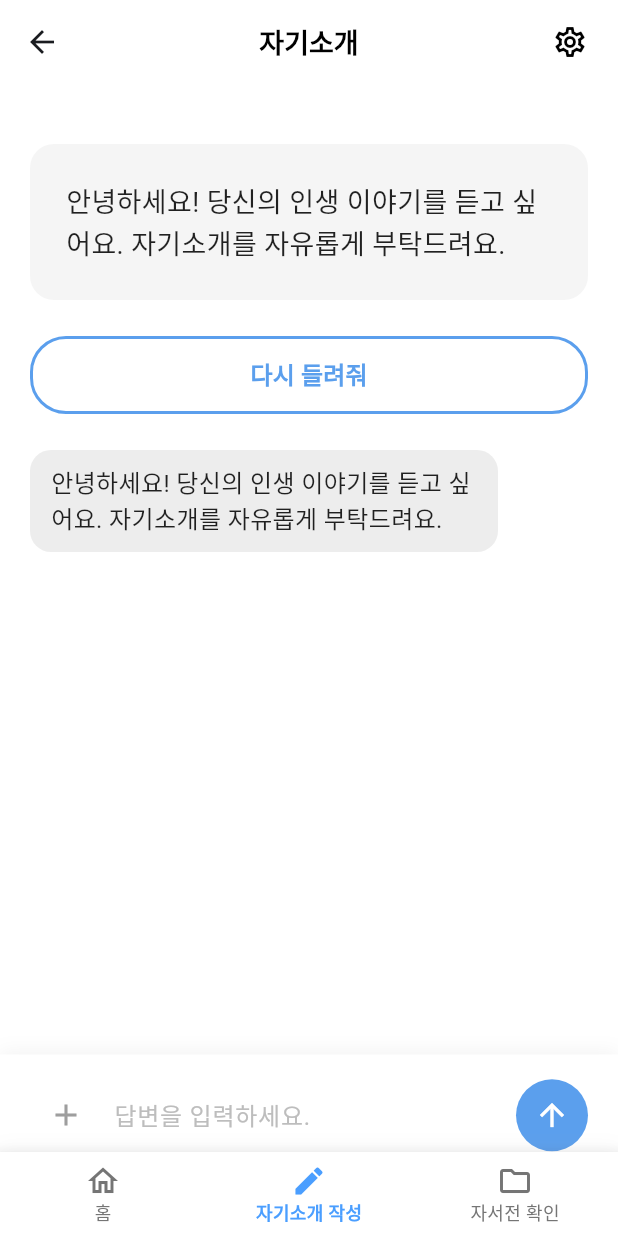
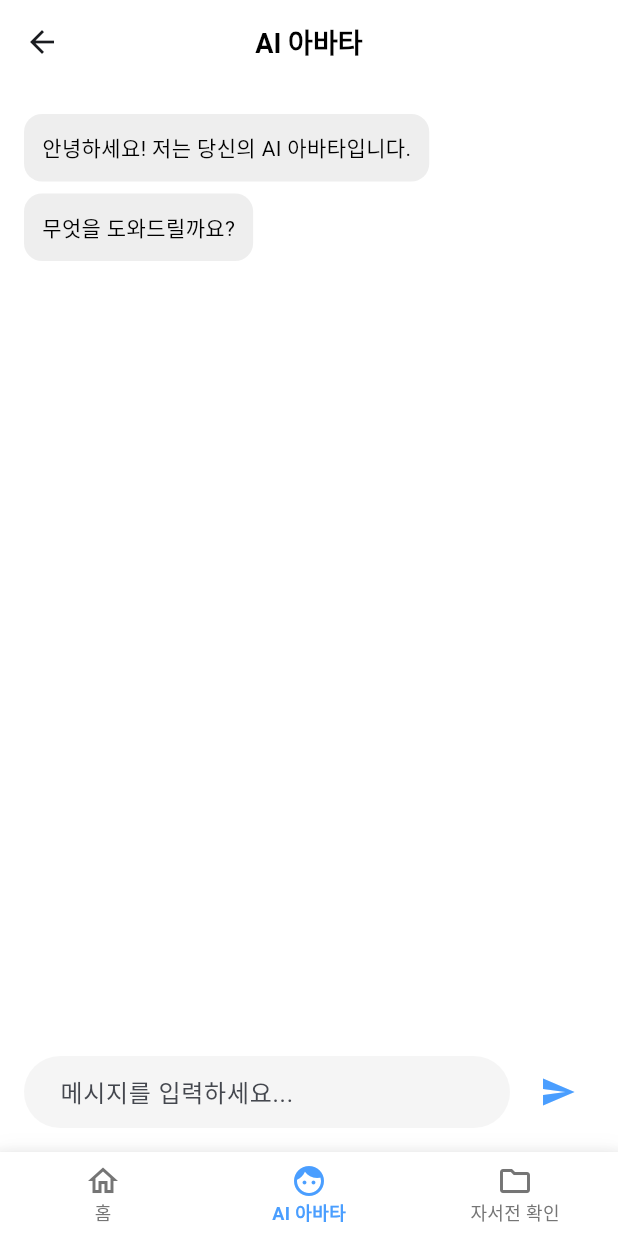
Before and after one commit to kwonbum026/ai-life-legacy-front, a Flutter app: the HomePage screen opened by its route, after a tap on "이어서 작성하러 가시겠습니까?", on a phone screen of 412 x 824 dp. Run offline on Flutter 3.47's test engine with Material 3 defaults, Android fonts, the phone set to English and light mode, and no system bars; our stand-ins replace dio, get, shared_preferences; accounts and stored records are empty; network calls fail.

Commit message:
2차 변경 Refactoring (2)
챕터 채팅 구현
- 자기소개 작성 이용하던거 수정

아바타 탭 추가
- 기존 '자기소개' 탭을 'AI 아바타' 탭으로 교체.
- 임의의 채팅 내역 넣음

종료 방지
- 뒤로가기 두 번 눌러야 앱이 종료되도록 설정.

```diff
--- /dev/null
+++ b/lib/features/avatar_chat/presentation/controllers/avatar_chat_controller.dart
@@ -0,0 +1,50 @@
+import 'package:flutter/material.dart';
+import 'package:get/get.dart';
+
+class AvatarChatController extends GetxController {
+  final TextEditingController textController = TextEditingController();
+  final RxList<String> messages = <String>[].obs;
+  final ScrollController scrollController = ScrollController();
+
+  @override
+  void onInit() {
+    super.onInit();
+    // 초기 더미 메시지
+    messages.add("안녕하세요! 저는 당신의 AI 아바타입니다.");
+    messages.add("무엇을 도와드릴까요?");
+  }
+
+  void sendMessage() {
+    final text = textController.text.trim();
+    if (text.isEmpty) return;
+
+    messages.add(text); // 사용자 메시지 (구분을 위해 별도 모델을 쓰기도 하지만 간단히 문자열로 처리하거나 "Me: " prefix 사용 가능)
+    textController.clear();
+    _scrollToBottom();
+
+    // 더미 응답
+    Future.delayed(const Duration(seconds: 1), () {
+      messages.add("죄송합니다. 아직 학습 중이라 대답할 수 없어요.");
+      _scrollToBottom();
+    });
+  }
+
+  void _scrollToBottom() {
+    WidgetsBinding.instance.addPostFrameCallback((_) {
+      if (scrollController.hasClients) {
+        scrollController.animateTo(
+          scrollController.position.maxScrollExtent,
+          duration: const Duration(milliseconds: 300),
+          curve: Curves.easeOut,
+        );
+      }
+    });
+  }
+
+  @override
+  void onClose() {
+    textController.dispose();
+    scrollController.dispose();
+    super.onClose();
+  }
+}
--- /dev/null
+++ b/lib/features/avatar_chat/presentation/pages/avatar_chat_page.dart
@@ -0,0 +1,90 @@
+import 'package:flutter/material.dart';
+import 'package:get/get.dart';
+import 'package:ai_life_legacy/features/avatar_chat/presentation/controllers/avatar_chat_controller.dart';
+
+class AvatarChatPage extends GetView<AvatarChatController> {
+  const AvatarChatPage({super.key});
+
+  @override
+  Widget build(BuildContext context) {
+    return Scaffold(
+      backgroundColor: Colors.white,
+      appBar: AppBar(
+        title: const Text('AI 아바타'),
+        backgroundColor: Colors.white,
+        elevation: 0,
+        centerTitle: true,
+        titleTextStyle: const TextStyle(
+          color: Colors.black,
+          fontSize: 18,
+          fontWeight: FontWeight.w600,
+        ),
+      ),
+      body: Column(
+        children: [
+          Expanded(
+            child: Obx(
+              () => ListView.builder(
+                controller: controller.scrollController,
+                padding: const EdgeInsets.all(16),
+                itemCount: controller.messages.length,
+                itemBuilder: (context, index) {
+                  final msg = controller.messages[index];
+                  // 간단한 더미 UI: 짝수(시스템), 홀수(유저)라 가정하거나, 그냥 구분 없이 나열
+                  // 여기서는 "안녕하세요" 등이 포함되면 시스템 메시지라 가정하는 등 단순 처리 혹은 그냥 왼쪽 정렬
+                  final isSystem = msg.contains("입니다") || msg.contains("도와") || msg.contains("죄송");
+
+                  return Align(
+                    alignment: isSystem ? Alignment.centerLeft : Alignment.centerRight,
+                    child: Container(
+                      margin: const EdgeInsets.symmetric(vertical: 4),
+                      padding: const EdgeInsets.all(12),
+                      decoration: BoxDecoration(
+                        color: isSystem ? Colors.grey[200] : const Color(0xFF4A9EFF),
+                        borderRadius: BorderRadius.circular(12),
+                      ),
+                      child: Text(
+                        msg,
+                        style: TextStyle(
+                          color: isSystem ? Colors.black : Colors.white,
+                        ),
+                      ),
+                    ),
+                  );
+                },
+              ),
+            ),
+          ),
+          Padding(
+            padding: const EdgeInsets.all(16.0),
+            child: Row(
+              children: [
+                Expanded(
+                  child: TextField(
+                    controller: controller.textController,
+                    decoration: InputDecoration(
+                      hintText: '메시지를 입력하세요...',
+                      border: OutlineInputBorder(
+                        borderRadius: BorderRadius.circular(24),
+                        borderSide: BorderSide.none,
+                      ),
+                      filled: true,
+                      fillColor: Colors.grey[100],
+                      contentPadding: const EdgeInsets.symmetric(horizontal: 20),
+                    ),
+                    onSubmitted: (_) => controller.sendMessage(),
+                  ),
+                ),
+                const SizedBox(width: 8),
+                IconButton(
+                  icon: const Icon(Icons.send, color: Color(0xFF4A9EFF)),
+                  onPressed: controller.sendMessage,
+                ),
+              ],
+            ),
+          ),
+        ],
+      ),
+    );
+  }
+}
--- /dev/null
+++ b/lib/features/chapter_chat/presentation/pages/chapter_chat_page.dart
@@ -0,0 +1,242 @@
+import 'package:flutter/material.dart';
+import 'package:get/get.dart';
+import 'package:ai_life_legacy/features/chapter_chat/presentation/controllers/chapter_chat_controller.dart';
+
+class ChapterChatPage extends GetView<ChapterChatController> {
+  const ChapterChatPage({super.key});
+
+  @override
+  Widget build(BuildContext context) {
+    return Scaffold(
+      backgroundColor: Colors.white,
+      appBar: AppBar(
+        backgroundColor: Colors.white,
+        scrolledUnderElevation: 0,
+        elevation: 0,
+        leading: IconButton(
+          icon: const Icon(Icons.arrow_back_ios, color: Colors.black),
+          onPressed: controller.backToHome,
+        ),
+        title: const Text(
+          '자서전 작성',
+          style: TextStyle(
+            color: Colors.black,
+            fontSize: 18,
+            fontWeight: FontWeight.w600,
+          ),
+        ),
+        centerTitle: true,
+      ),
+      body: Column(
+        children: [
+          Expanded(
+            child: Obx(() {
+              return ListView(
+                controller: controller.scrollController,
+                padding: const EdgeInsets.all(20),
+                children: [
+                  const SizedBox(height: 20),
+                  // Current Question Display
+                  Obx(() => Container(
+                        width: double.infinity,
+                        padding: const EdgeInsets.all(24),
+                        decoration: BoxDecoration(
+                          color: const Color(0xFFF5F5F5),
+                          borderRadius: BorderRadius.circular(16),
+                        ),
+                        child: Text(
+                          controller.currentQuestionText,
+                          style: const TextStyle(
+                            fontSize: 18,
+                            height: 1.5,
+                            color: Colors.black87,
+                          ),
+                        ),
+                      )),
+                  const SizedBox(height: 24),
+
+                  // Replay Button
+                  OutlinedButton(
+                    onPressed: controller.replayCurrentQuestion,
+                    style: OutlinedButton.styleFrom(
+                      foregroundColor: const Color(0xFF5B9FED),
+                      side: const BorderSide(color: Color(0xFF5B9FED), width: 2),
+                      padding: const EdgeInsets.symmetric(horizontal: 32, vertical: 14),
+                      shape: RoundedRectangleBorder(
+                          borderRadius: BorderRadius.circular(24)),
+                    ),
+                    child: const Text('다시 들려줘',
+                        style: TextStyle(fontSize: 16, fontWeight: FontWeight.w600)),
+                  ),
+                  const SizedBox(height: 24),
+
+                  // Chat Bubbles
+                  ...controller.messages.map((m) => _Bubble(text: m.text, isUser: m.isUser)),
+
+                  const SizedBox(height: 80),
+                ],
+              );
+            }),
+          ),
+
+          // Input Area
+          Container(
+            decoration: BoxDecoration(
+              color: Colors.white,
+              boxShadow: [
+                BoxShadow(
+                  color: Colors.black.withOpacity(0.05),
+                  blurRadius: 10,
+                  offset: const Offset(0, -2),
+                ),
+              ],
+            ),
+            child: Column(
+              children: [
+                Padding(
+                  padding: const EdgeInsets.fromLTRB(20, 16, 20, 0),
+                  child: Row(
+                    children: [
+                      Obx(() => IconButton(
+                            icon: Icon(
+                              controller.isVoiceRecorderVisible.value
+                                  ? Icons.close
+                                  : Icons.add,
+                              color: Colors.grey,
+                            ),
+                            onPressed: controller.toggleVoiceRecorderVisible,
+                          )),
+                      const SizedBox(width: 8),
+                      Expanded(
+                        child: Obx(() => TextField(
+                              controller: controller.textController,
+                              enabled: !controller.loading.value,
+                              decoration: InputDecoration(
+                                hintText: '답변을 입력하세요.',
+                                hintStyle: TextStyle(color: Colors.grey[400]),
+                                border: InputBorder.none,
+                                contentPadding: const EdgeInsets.symmetric(vertical: 12),
+                              ),
+                              style: const TextStyle(fontSize: 16),
+                              maxLines: 1,
+                              onSubmitted: (_) => controller.submitAnswer(),
+                            )),
+                      ),
+                      const SizedBox(width: 8),
+                      Container(
+                        decoration: const BoxDecoration(
+                          color: Color(0xFF5B9FED),
+                          shape: BoxShape.circle,
+                        ),
+                        child: Obx(() {
+                          final isProcessing = controller.loading.value;
+                          return IconButton(
+                            icon: isProcessing
+                                ? const SizedBox(
+                                    width: 20,
+                                    height: 20,
+                                    child: CircularProgressIndicator(
+                                      strokeWidth: 2,
+                                      valueColor: AlwaysStoppedAnimation<Color>(Colors.white),
+                                    ),
+                                  )
+                                : const Icon(Icons.arrow_upward, color: Colors.white),
+                            onPressed: isProcessing ? null : controller.submitAnswer,
+                          );
+                        }),
+                      ),
+                    ],
+                  ),
+                ),
+
+                // Voice Recorder
+                Obx(() {
+                  if (!controller.isVoiceRecorderVisible.value) {
+                    return const SizedBox.shrink();
+                  }
+                  return Container(
+                    padding: const EdgeInsets.symmetric(vertical: 20),
+                    child: Column(
+                      children: [
+                        const Text(
+                          '음성인식',
+                          style: TextStyle(
+                            fontSize: 16,
+                            color: Colors.black87,
+                            fontWeight: FontWeight.w600,
+                          ),
+                        ),
+                        const SizedBox(height: 12),
+                        Row(
+                          mainAxisAlignment: MainAxisAlignment.center,
+                          children: [
+                            Obx(() => Text(
+                                  controller.getFormattedTime(),
+                                  style: const TextStyle(
+                                    fontSize: 16,
+                                    color: Colors.black54,
+                                  ),
+                                )),
+                            const SizedBox(width: 24),
+                            Obx(() => GestureDetector(
+                                  onTap: controller.toggleRecording,
+                                  child: Container(
+                                    width: 64,
+                                    height: 64,
+                                    decoration: BoxDecoration(
+                                      color: const Color(0xFFFF5252),
+                                      shape: BoxShape.circle,
+                                      boxShadow: [
+                                        BoxShadow(
+                                          color: const Color(0xFFFF5252).withOpacity(0.3),
+                                          blurRadius: 12,
+                                          spreadRadius: 2,
+                                        ),
+                                      ],
+                                    ),
+                                    child: const Icon(Icons.mic, color: Colors.white, size: 32),
+                                  ),
+                                )),
+                          ],
+                        ),
+                      ],
+                    ),
+                  );
+                }),
+              ],
+            ),
+          ),
+        ],
+      ),
+    );
+  }
+}
+
+class _Bubble extends StatelessWidget {
+  final String text;
+  final bool isUser;
+  const _Bubble({required this.text, required this.isUser});
+
+  @override
+  Widget build(BuildContext context) {
+    final bg = isUser ? const Color(0xFF5B9FED) : const Color(0xFFEDEDED);
+    final fg = isUser ? Colors.white : Colors.black87;
+    final align = isUser ? Alignment.centerRight : Alignment.centerLeft;
+    final margin = isUser
+        ? const EdgeInsets.only(left: 60, bottom: 10)
+        : const EdgeInsets.only(right: 60, bottom: 10);
+
+    return Align(
+      alignment: align,
+      child: Container(
+        margin: margin,
+        padding: const EdgeInsets.symmetric(horizontal: 14, vertical: 10),
+        decoration: BoxDecoration(
+          color: bg,
+          borderRadius: BorderRadius.circular(14),
+        ),
+        child: Text(text, style: TextStyle(color: fg, fontSize: 16, height: 1.4)),
+      ),
+    );
+  }
+}
--- a/lib/features/home/presentation/bindings/home_binding.dart
+++ b/lib/features/home/presentation/bindings/home_binding.dart
@@ -8,6 +8,8 @@ import 'package:ai_life_legacy/features/autobiography/data/autobiography_reposit
 import 'package:ai_life_legacy/app/core/ai/ai_api.dart';
 import 'package:ai_life_legacy/app/core/ai/ai_repository.dart';
 import 'package:ai_life_legacy/features/onboarding/presentation/controllers/self_intro_controller.dart';
+import 'package:ai_life_legacy/features/chapter_chat/presentation/controllers/chapter_chat_controller.dart';
+import '../../../avatar_chat/presentation/controllers/avatar_chat_controller.dart';
 
 class HomeBinding extends Bindings {
   @override
@@ -30,5 +32,12 @@ class HomeBinding extends Bindings {
         fenix: true);
     Get.lazyPut(() => SelfIntroController(Get.find<UserRepository>(),
         Get.find<AutobiographyRepository>(), Get.find<AiRepository>()), fenix: true);
+
+    // ChapterChatController 의존성 주입
+    Get.lazyPut(() => ChapterChatController(Get.find<UserRepository>(),
+        Get.find<AutobiographyRepository>(), Get.find<AiRepository>()), fenix: true);
+
+    // AvatarChatController 의존성 주입
+    Get.lazyPut(() => AvatarChatController(), fenix: true);
   }
 }
--- a/lib/features/home/presentation/pages/home_page.dart
+++ b/lib/features/home/presentation/pages/home_page.dart
@@ -1,7 +1,10 @@
 import 'package:ai_life_legacy/features/autobiography/presentation/pages/autobiography_list_page.dart';
 import 'package:ai_life_legacy/features/home/presentation/pages/home_tab_view.dart';
 import 'package:ai_life_legacy/features/onboarding/presentation/pages/self_intro_page.dart';
+import 'package:ai_life_legacy/features/chapter_chat/presentation/pages/chapter_chat_page.dart';
+import 'package:ai_life_legacy/features/avatar_chat/presentation/pages/avatar_chat_page.dart';
 import 'package:flutter/material.dart';
+import 'package:flutter/services.dart';
 import 'package:get/get.dart';
 import 'package:ai_life_legacy/features/home/presentation/controllers/home_controller.dart';
 
@@ -10,20 +13,35 @@ class HomePage extends GetView<HomeController> {
 
   @override
   Widget build(BuildContext context) {
-    return Scaffold(
+    return PopScope(
+      canPop: false,
+      onPopInvoked: (didPop) async {
+        if (didPop) return;
+        final shouldClose = await controller.onBackPressed();
+        if (shouldClose) {
+          SystemNavigator.pop();
+        }
+      },
+      child: Scaffold(
         body: Obx(() => IndexedStack(
               index: controller.selectedTabIndex.value,
               children: const [
                 HomeTabView(),
-              SelfIntroPage(),
+                AvatarChatPage(),
                 AutobiographyListPage(),
+                ChapterChatPage(),
               ],
             )),
         bottomNavigationBar: _buildBottomNavigationBar(),
+      ),
     );
   }
 
   Widget _buildBottomNavigationBar() {
+    return Obx(() {
+      if (controller.selectedTabIndex.value == 3) {
+        return const SizedBox.shrink();
+      }
       return Container(
         decoration: BoxDecoration(
           color: Colors.white,
@@ -36,7 +54,7 @@ class HomePage extends GetView<HomeController> {
             ),
           ],
         ),
-      child: Obx(() => BottomNavigationBar(
+        child: BottomNavigationBar(
           currentIndex: controller.selectedTabIndex.value,
           onTap: controller.changeTab,
           type: BottomNavigationBarType.fixed,
@@ -58,9 +76,9 @@ class HomePage extends GetView<HomeController> {
               label: '홈',
             ),
             BottomNavigationBarItem(
-                icon: Icon(Icons.edit_outlined, size: 24),
-                activeIcon: Icon(Icons.edit, size: 24),
-                label: '자기소개 작성',
+              icon: Icon(Icons.face_outlined, size: 24),
+              activeIcon: Icon(Icons.face, size: 24),
+              label: 'AI 아바타',
             ),
             BottomNavigationBarItem(
               icon: Icon(Icons.folder_outlined, size: 24),
@@ -68,7 +86,8 @@ class HomePage extends GetView<HomeController> {
               label: '자서전 확인',
             ),
           ],
-          )),
+        ),
       );
+    });
   }
 }
```
Also changed, not shown: lib/features/chapter_chat/presentation/controllers/chapter_chat_controller.dart (added, +265 -0 lines), lib/features/home/presentation/controllers/home_controller.dart (+32 -4 lines). Lines whose indentation alone changed are shown as unchanged.
